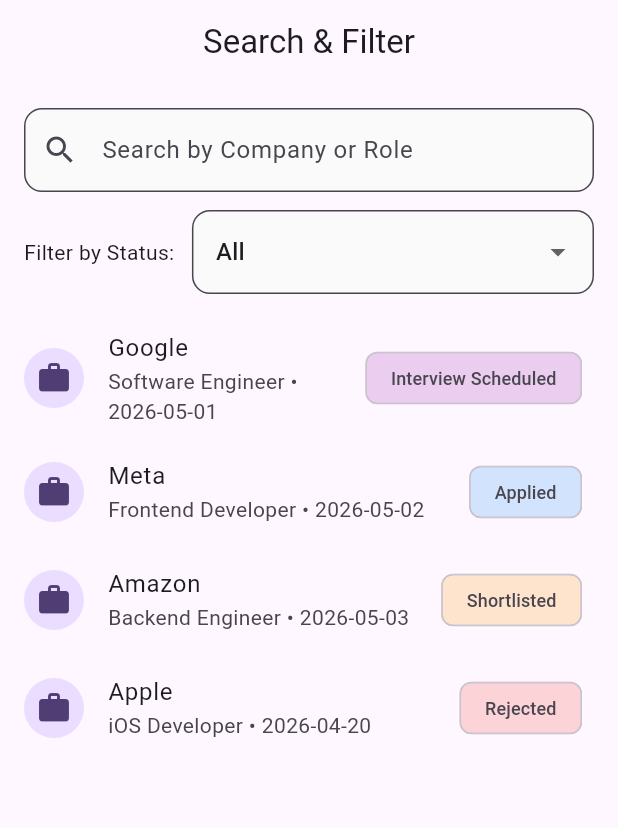
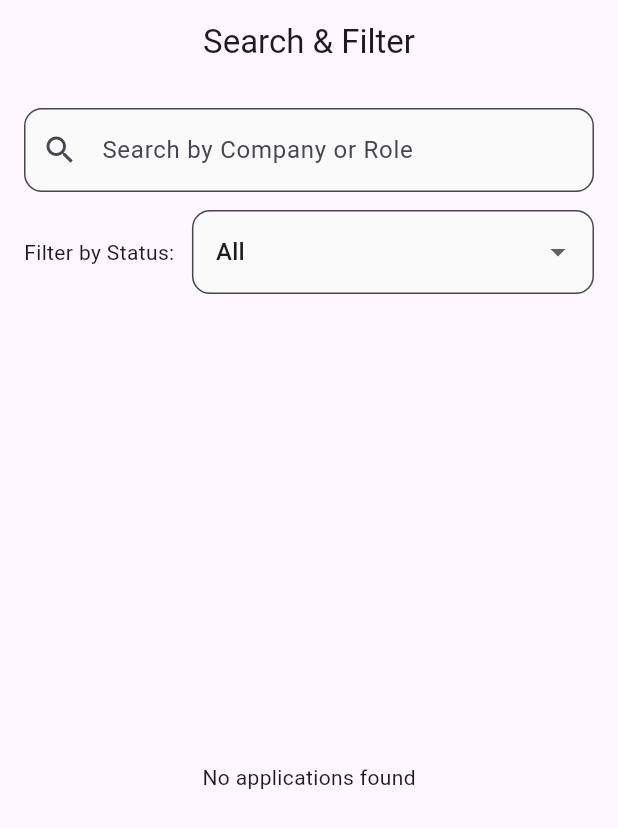
Before and after one commit to GH1234-X/Resume-Tracker-app, a Flutter app: the SearchFilterScreen screen opened by its route, on a phone screen of 412 x 824 dp. Shown: the top 828 px of the screen. Run offline on Flutter 3.47's test engine with Material 3 defaults, Android fonts, the phone set to English and light mode, and no system bars; our stand-ins replace flutter_riverpod, go_router, hive, hive_flutter; accounts and stored records are empty.

Commit message:
Core Logic (Resume + Application Tracking)

```diff
--- a/lib/features/application/presentation/search_filter_screen.dart
+++ b/lib/features/application/presentation/search_filter_screen.dart
@@ -1,13 +1,17 @@
 import 'package:flutter/material.dart';
+import 'package:flutter_riverpod/flutter_riverpod.dart';
+import 'package:intl/intl.dart';
+import '../providers/application_provider.dart';
+import '../data/application_model.dart';
 
-class SearchFilterScreen extends StatefulWidget {
+class SearchFilterScreen extends ConsumerStatefulWidget {
   const SearchFilterScreen({super.key});
 
   @override
-  State<SearchFilterScreen> createState() => _SearchFilterScreenState();
+  ConsumerState<SearchFilterScreen> createState() => _SearchFilterScreenState();
 }
 
-class _SearchFilterScreenState extends State<SearchFilterScreen> {
+class _SearchFilterScreenState extends ConsumerState<SearchFilterScreen> {
   final _searchController = TextEditingController();
   String _selectedFilterStatus = 'All';
 
@@ -20,43 +24,24 @@
     'Selected'
   ];
 
-  // Mock Data
-  final List<Map<String, String>> _allApplications = [
-    {'company': 'Google', 'role': 'Software Engineer', 'status': 'Interview Scheduled', 'date': '2026-05-01'},
-    {'company': 'Meta', 'role': 'Frontend Developer', 'status': 'Applied', 'date': '2026-05-02'},
-    {'company': 'Amazon', 'role': 'Backend Engineer', 'status': 'Shortlisted', 'date': '2026-05-03'},
-    {'company': 'Apple', 'role': 'iOS Developer', 'status': 'Rejected', 'date': '2026-04-20'},
-  ];
-
-  List<Map<String, String>> _filteredApplications = [];
-
-  @override
-  void initState() {
-    super.initState();
-    _filteredApplications = _allApplications;
-    _searchController.addListener(_filterData);
-  }
-
   @override
   void dispose() {
     _searchController.dispose();
     super.dispose();
   }
 
-  void _filterData() {
+  @override
+  Widget build(BuildContext context) {
+    final applications = ref.watch(applicationProvider);
     final query = _searchController.text.toLowerCase();
-    setState(() {
-      _filteredApplications = _allApplications.where((app) {
-        final matchesSearch = app['company']!.toLowerCase().contains(query) ||
-                              app['role']!.toLowerCase().contains(query);
-        final matchesStatus = _selectedFilterStatus == 'All' || app['status'] == _selectedFilterStatus;
+
+    final filteredApplications = applications.where((app) {
+      final matchesSearch = app.companyName.toLowerCase().contains(query) ||
+                            app.jobRole.toLowerCase().contains(query);
+      final matchesStatus = _selectedFilterStatus == 'All' || app.status == _selectedFilterStatus;
       return matchesSearch && matchesStatus;
     }).toList();
-    });
-  }
 
-  @override
-  Widget build(BuildContext context) {
     return Scaffold(
       appBar: AppBar(title: const Text('Search & Filter')),
       body: Column(
@@ -71,6 +56,7 @@
                     labelText: 'Search by Company or Role',
                     prefixIcon: Icon(Icons.search),
                   ),
+                  onChanged: (value) => setState(() {}),
                 ),
                 const SizedBox(height: 12),
                 Row(
@@ -89,7 +75,6 @@
                         onChanged: (value) {
                           setState(() {
                             _selectedFilterStatus = value!;
-                            _filterData();
                           });
                         },
                       ),
@@ -100,17 +85,19 @@
             ),
           ),
           Expanded(
-            child: ListView.builder(
-              itemCount: _filteredApplications.length,
+            child: filteredApplications.isEmpty
+              ? const Center(child: Text('No applications found'))
+              : ListView.builder(
+                  itemCount: filteredApplications.length,
                   itemBuilder: (context, index) {
-                final app = _filteredApplications[index];
+                    final app = filteredApplications[index];
                     return ListTile(
                       leading: const CircleAvatar(child: Icon(Icons.work)),
-                  title: Text(app['company']!),
-                  subtitle: Text('${app['role']} • ${app['date']}'),
+                      title: Text(app.companyName),
+                      subtitle: Text('${app.jobRole} • ${DateFormat('yyyy-MM-dd').format(app.dateApplied)}'),
                       trailing: Chip(
-                    label: Text(app['status']!, style: const TextStyle(fontSize: 12)),
-                    backgroundColor: _getStatusColor(app['status']!).withOpacity(0.2),
+                        label: Text(app.status, style: const TextStyle(fontSize: 12)),
+                        backgroundColor: _getStatusColor(app.status).withOpacity(0.2),
                       ),
                     );
                   },
--- a/lib/features/dashboard/presentation/dashboard_screen.dart
+++ b/lib/features/dashboard/presentation/dashboard_screen.dart
@@ -1,26 +1,26 @@
 import 'package:flutter/material.dart';
+import 'package:flutter_riverpod/flutter_riverpod.dart';
 import 'package:go_router/go_router.dart';
+import '../providers/application_provider.dart';
 
-class DashboardScreen extends StatelessWidget {
+class DashboardScreen extends ConsumerWidget {
   const DashboardScreen({super.key});
 
   @override
-  Widget build(BuildContext context) {
-    // Mock Data
-    final totalApplications = 12;
-    final statusDistribution = {
-      'Applied': 5,
-      'Shortlisted': 3,
-      'Interview Scheduled': 2,
-      'Rejected': 1,
-      'Selected': 1,
-    };
+  Widget build(BuildContext context, WidgetRef ref) {
+    final applications = ref.watch(applicationProvider);
 
-    final recentApplications = [
-      {'company': 'Google', 'role': 'Software Engineer', 'status': 'Interview Scheduled'},
-      {'company': 'Meta', 'role': 'Frontend Developer', 'status': 'Applied'},
-      {'company': 'Amazon', 'role': 'Backend Engineer', 'status': 'Shortlisted'},
-    ];
+    final totalApplications = applications.length;
+
+    final Map<String, int> statusDistribution = {};
+    for (final app in applications) {
+      statusDistribution[app.status] = (statusDistribution[app.status] ?? 0) + 1;
+    }
+
+    // Get top 5 recent applications (sort by date Applied)
+    final recentApplications = List.from(applications)
+      ..sort((a, b) => b.dateApplied.compareTo(a.dateApplied));
+    final topRecent = recentApplications.take(5).toList();
 
     return Scaffold(
       appBar: AppBar(title: const Text('Application Dashboard')),
@@ -93,6 +93,9 @@
             // Status Distribution
             const Text('Status Distribution', style: TextStyle(fontSize: 20, fontWeight: FontWeight.bold)),
             const SizedBox(height: 8),
+            if (statusDistribution.isEmpty)
+              const Text('No applications yet.')
+            else
               Wrap(
                 spacing: 8,
                 runSpacing: 8,
@@ -119,22 +122,25 @@
               ],
             ),
             const SizedBox(height: 8),
+            if (topRecent.isEmpty)
+              const Center(child: Text('No recent applications'))
+            else
               ListView.builder(
                 shrinkWrap: true,
                 physics: const NeverScrollableScrollPhysics(),
-              itemCount: recentApplications.length,
+                itemCount: topRecent.length,
                 itemBuilder: (context, index) {
-                final app = recentApplications[index];
+                  final app = topRecent[index];
                   return Card(
                     margin: const EdgeInsets.only(bottom: 8),
                     child: ListTile(
-                    title: Text(app['company']!),
-                    subtitle: Text(app['role']!),
+                      title: Text(app.companyName),
+                      subtitle: Text(app.jobRole),
                       trailing: Chip(
-                      label: Text(app['status']!, style: const TextStyle(fontSize: 12)),
-                      backgroundColor: _getStatusColor(app['status']!).withOpacity(0.2),
+                        label: Text(app.status, style: const TextStyle(fontSize: 12)),
+                        backgroundColor: _getStatusColor(app.status).withOpacity(0.2),
                       ),
-                    onTap: () => context.push('/applications/entry?id=$index'), // Mock ID
+                      onTap: () => context.push('/applications/entry?id=${app.id}'),
                     ),
                   );
                 },
--- /dev/null
+++ b/lib/features/resume/data/resume_model.dart
@@ -0,0 +1,63 @@
+import 'package:hive/hive.dart';
+
+part 'resume_model.g.dart';
+
+@HiveType(typeId: 0)
+class Resume extends HiveObject {
+  @HiveField(0)
+  final String id;
+
+  @HiveField(1)
+  final String name;
+
+  @HiveField(2)
+  final String email;
+
+  @HiveField(3)
+  final String phone;
+
+  @HiveField(4)
+  final String education;
+
+  @HiveField(5)
+  final String skills;
+
+  @HiveField(6)
+  final String? experience;
+
+  @HiveField(7)
+  final DateTime updatedAt;
+
+  Resume({
+    required this.id,
+    required this.name,
+    required this.email,
+    required this.phone,
+    required this.education,
+    required this.skills,
+    this.experience,
+    required this.updatedAt,
+  });
+
+  Resume copyWith({
+    String? id,
+    String? name,
+    String? email,
+    String? phone,
+    String? education,
+    String? skills,
+    String? experience,
+    DateTime? updatedAt,
+  }) {
+    return Resume(
+      id: id ?? this.id,
+      name: name ?? this.name,
+      email: email ?? this.email,
+      phone: phone ?? this.phone,
+      education: education ?? this.education,
+      skills: skills ?? this.skills,
+      experience: experience ?? this.experience,
+      updatedAt: updatedAt ?? this.updatedAt,
+    );
+  }
+}
```
Also changed, not shown: lib/features/application/data/application_model.dart (added, +51 -0 lines), lib/features/application/presentation/job_application_entry_screen.dart (+53 -13 lines), lib/features/application/providers/application_provider.dart (added, +31 -0 lines), lib/features/resume/presentation/resume_builder_screen.dart (+50 -4 lines), lib/features/resume/presentation/resume_list_screen.dart (+15 -15 lines), lib/features/resume/providers/resume_provider.dart (added, +35 -0 lines), lib/features/application/data/application_model.g.dart (added), lib/features/resume/data/resume_model.g.dart (added). Lines whose indentation alone changed are shown as unchanged.
